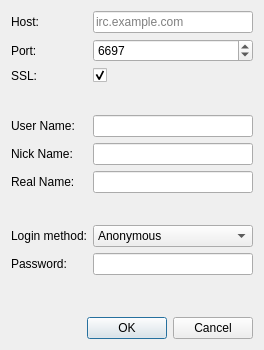
Chatterino/chatterino2, file src/widgets/dialogs/IrcConnectionEditor.ui: the form before one commit.
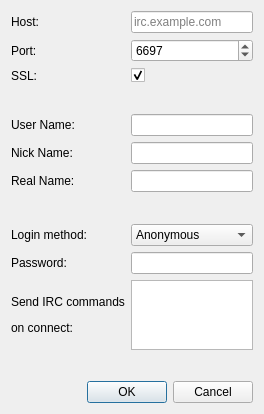
The form after the commit.

The edit to the form file:
```diff
--- a/src/widgets/dialogs/IrcConnectionEditor.ui
+++ b/src/widgets/dialogs/IrcConnectionEditor.ui
@@ -7,7 +7,7 @@
     <x>0</x>
     <y>0</y>
     <width>264</width>
-    <height>350</height>
+    <height>414</height>
    </rect>
   </property>
   <property name="windowTitle">
@@ -155,9 +155,24 @@
        </item>
       </widget>
      </item>
-    </layout>
-   </item>
-   <item>
+     <item row="10" column="0">
+      <widget class="QLabel" name="connectCommandsLabel">
+       <property name="text">
+        <string>&lt;html&gt;&lt;head/&gt;&lt;body&gt;&lt;p&gt;Send IRC commands&lt;/p&gt;&lt;p&gt;on connect:&lt;/p&gt;&lt;/body&gt;&lt;/html&gt;</string>
+       </property>
+      </widget>
+     </item>
+     <item row="10" column="1">
+      <widget class="QPlainTextEdit" name="connectCommandsEditor">
+       <property name="sizePolicy">
+        <sizepolicy hsizetype="Expanding" vsizetype="Expanding">
+         <horstretch>0</horstretch>
+         <verstretch>1</verstretch>
+        </sizepolicy>
+       </property>
+      </widget>
+     </item>
+     <item row="11" column="1">
     <spacer name="verticalSpacer_3">
      <property name="orientation">
       <enum>Qt::Vertical</enum>
@@ -169,6 +184,8 @@
       </size>
      </property>
     </spacer>
+     </item>
+    </layout>
    </item>
    <item>
     <widget class="QDialogButtonBox" name="buttonBox">
```
Lines whose indentation alone changed are shown as unchanged.
